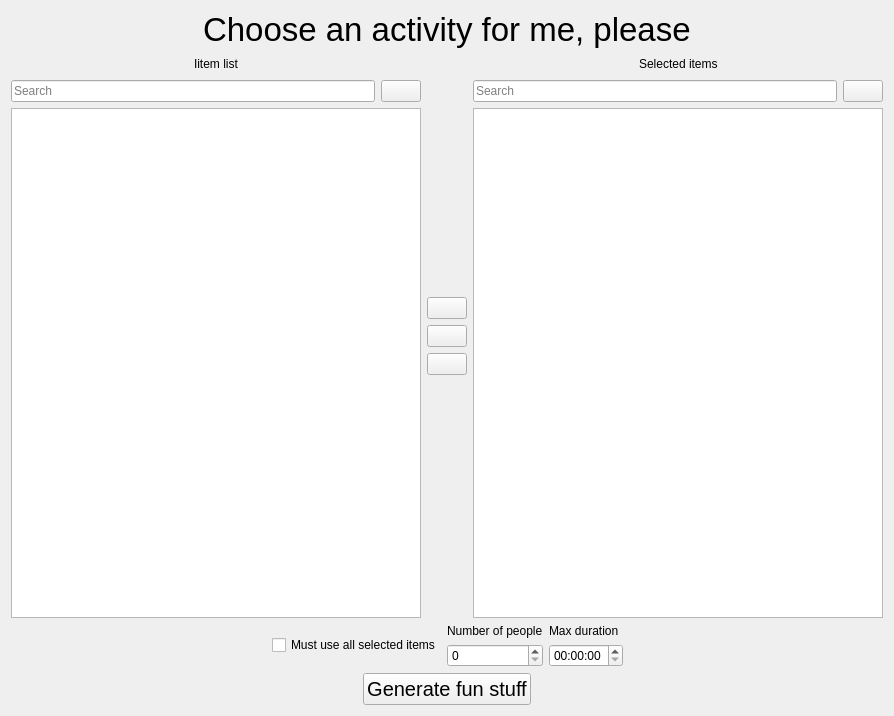
Above: genactivity.ui from glennnys/Decided before the change. Below: the same form after it.
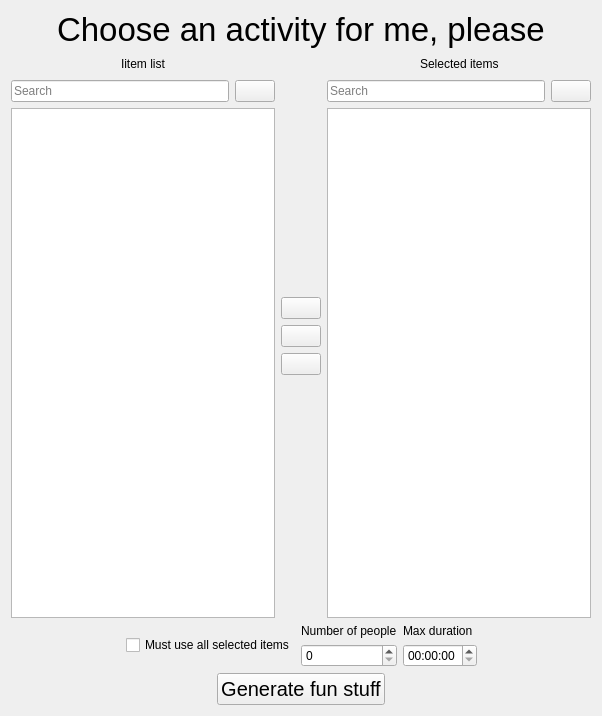
That is the form after the change. Icons and pictures are not drawn.

The edit to the form file:
```diff
--- a/genactivity.ui
+++ b/genactivity.ui
@@ -6,7 +6,7 @@
    <rect>
     <x>0</x>
     <y>0</y>
-    <width>894</width>
+    <width>602</width>
     <height>716</height>
    </rect>
   </property>
```
